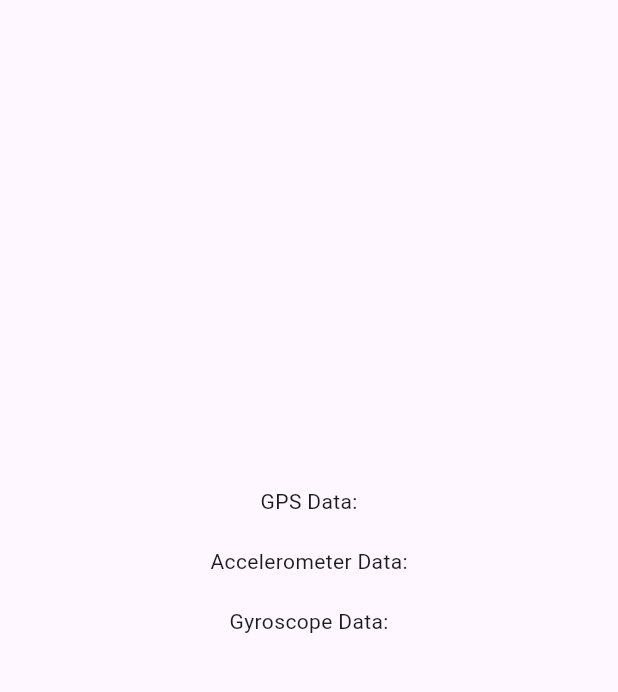
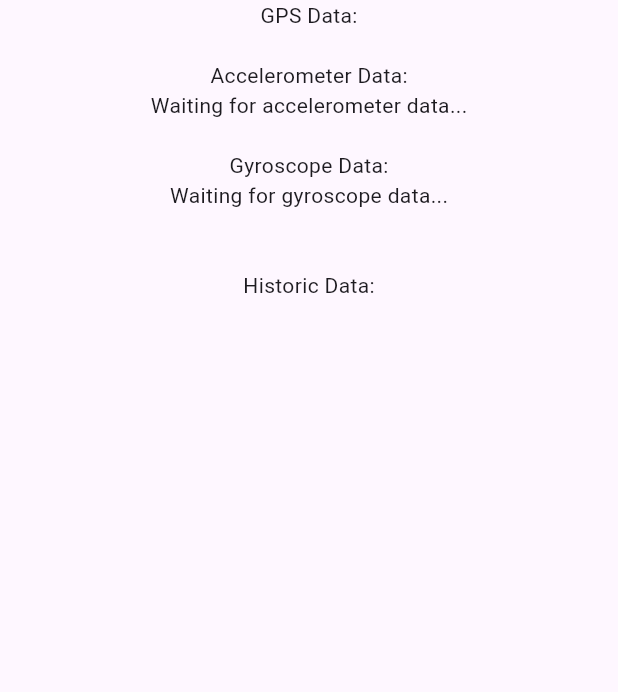
Before and after one commit to lyngdorf/P5, a Flutter app: the screen it shows after launch, on a phone screen of 412 x 824 dp, the part 84-776 px from its top. Run offline on Flutter 3.47's test engine with Material 3 defaults, Android fonts, the phone set to English and light mode, and no system bars; our stand-ins replace flutter_map, geolocator, latlong2, permission_handler, sensors_plus.

Commit message:
Save data as new class HistoricData

```diff
--- a/flutter_app/lib/src/home_page.dart
+++ b/flutter_app/lib/src/home_page.dart
@@ -4,6 +4,7 @@ import 'package:sensors_plus/sensors_plus.dart';
 import 'package:permission_handler/permission_handler.dart';
 import 'package:flutter_map/flutter_map.dart';
 import 'package:latlong2/latlong.dart';
+import 'dart:async';
 
 class MyHomePage extends StatefulWidget {
   const MyHomePage({super.key, required this.title});
@@ -20,25 +21,46 @@ class _MyHomePageState extends State<MyHomePage> {
   GyroscopeEvent? _gyroscopeEvent;
   final MapController _mapController = MapController();
   double _currentZoom = 15.0;
+  late Future<void> _initialPositionFuture;
+
+  // List to store historic data
+  final List<HistoricData> _historicData = [];
+  Timer? _throttleTimer;
 
   @override
   void initState() {
     super.initState();
-    _requestPermissions();
+    _initialPositionFuture = _requestPermissionsAndGetInitialPosition();
   }
 
-  Future<void> _requestPermissions() async {
+  Future<void> _requestPermissionsAndGetInitialPosition() async {
     final status = await [
       Permission.locationWhenInUse,
       Permission.location
     ].request();
 
-    if (status[Permission.locationWhenInUse]!.isGranted && status[Permission.location]!.isGranted) {
+    if (status[Permission.locationWhenInUse]!.isGranted &&
+        status[Permission.location]!.isGranted) {
+      await _getInitialPosition();
       _listenToLocationChanges();
       _listenToSensors();
     } else {
       // Handle the case when the permission is not granted
       print('Location permission not granted');
+    }
+  }
+
+  Future<void> _getInitialPosition() async {
+    try {
+      final position = await Geolocator.getCurrentPosition(
+        desiredAccuracy: LocationAccuracy.high,
+      );
+      print('Initial position: ${position.latitude}, ${position.longitude}');
+      setState(() {
+        _currentPosition = position;
+      });
+    } catch (e) {
+      print('Error getting initial position: $e');
     }
   }
 
@@ -49,19 +71,14 @@ class _MyHomePageState extends State<MyHomePage> {
         distanceFilter: 10,
       ),
     ).listen((Position position) {
+      print('New position: ${position.latitude}, ${position.longitude}');
       setState(() {
         _currentPosition = position;
-        _mapController.move(LatLng(position.latitude, position.longitude), _currentZoom);
-      });
-    });
-
-    // Get the initial position
-    Geolocator.getCurrentPosition(
-      desiredAccuracy: LocationAccuracy.high,
-    ).then((Position position) {
-      setState(() {
-        _currentPosition = position;
-        _mapController.move(LatLng(position.latitude, position.longitude), _currentZoom);
+        if (_mapController.mapEventStream.isBroadcast) {
+          _mapController.move(
+              LatLng(position.latitude, position.longitude), _currentZoom);
+        }
+        _throttleSaveHistoricData();
       });
     });
   }
@@ -70,14 +87,36 @@ class _MyHomePageState extends State<MyHomePage> {
     accelerometerEvents.listen((AccelerometerEvent event) {
       setState(() {
         _accelerometerEvent = event;
+        _throttleSaveHistoricData();
       });
     });
 
     gyroscopeEvents.listen((GyroscopeEvent event) {
       setState(() {
         _gyroscopeEvent = event;
+        _throttleSaveHistoricData();
       });
     });
+  }
+
+  void _throttleSaveHistoricData() {
+    if (_throttleTimer?.isActive ?? false) return;
+
+    _throttleTimer = Timer(const Duration(seconds: 1), () {
+      _saveHistoricData();
+    });
+  }
+
+  void _saveHistoricData() {
+    if (_currentPosition != null && _accelerometerEvent != null && _gyroscopeEvent != null) {
+      final data = HistoricData(
+        timestamp: DateTime.now(),
+        position: _currentPosition!,
+        accelerometerEvent: _accelerometerEvent!,
+        gyroscopeEvent: _gyroscopeEvent!,
+      );
+      _historicData.add(data);
+    }
   }
 
   @override
@@ -88,20 +127,49 @@ class _MyHomePageState extends State<MyHomePage> {
         title: Text(widget.title),
       ),
       body: Center(
-        child: Column(
+        child: FutureBuilder<void>(
+          future: _initialPositionFuture,
+          builder: (context, snapshot) {
+            if (snapshot.connectionState == ConnectionState.waiting) {
+              return const CircularProgressIndicator();
+            } else if (snapshot.hasError) {
+              return Text('Error: ${snapshot.error}');
+            } else {
+              return Column(
                 mainAxisAlignment: MainAxisAlignment.center,
                 children: <Widget>[
-            Text('GPS Data:'),
+                  const Text('GPS Data:'),
                   if (_currentPosition != null)
-              Text('Lat: ${_currentPosition!.latitude}, Lon: ${_currentPosition!.longitude}'),
+                    Text(
+                        'Lat: ${_currentPosition!.latitude}, Lon: ${_currentPosition!.longitude}'),
                   const SizedBox(height: 20),
-            Text('Accelerometer Data:'),
-            if (_accelerometerEvent != null)
-              Text('X: ${_accelerometerEvent!.x}, Y: ${_accelerometerEvent!.y}, Z: ${_accelerometerEvent!.z}'),
+                  const Text('Accelerometer Data:'),
+                  StreamBuilder<AccelerometerEvent>(
+                    stream: accelerometerEvents,
+                    builder: (context, snapshot) {
+                      if (snapshot.hasData) {
+                        final event = snapshot.data!;
+                        return Text(
+                            'X: ${event.x}, Y: ${event.y}, Z: ${event.z}');
+                      } else {
+                        return const Text('Waiting for accelerometer data...');
+                      }
+                    },
+                  ),
                   const SizedBox(height: 20),
-            Text('Gyroscope Data:'),
-            if (_gyroscopeEvent != null)
-              Text('X: ${_gyroscopeEvent!.x}, Y: ${_gyroscopeEvent!.y}, Z: ${_gyroscopeEvent!.z}'),
+                  const Text('Gyroscope Data:'),
+                  StreamBuilder<GyroscopeEvent>(
+                    stream: gyroscopeEvents,
+                    builder: (context, snapshot) {
+                      if (snapshot.hasData) {
+                        final event = snapshot.data!;
+                        return Text(
+                            'X: ${event.x}, Y: ${event.y}, Z: ${event.z}');
+                      } else {
+                        return const Text('Waiting for gyroscope data...');
+                      }
+                    },
+                  ),
                   const SizedBox(height: 20),
                   if (_currentPosition != null)
                     SizedBox(
@@ -110,20 +178,22 @@ class _MyHomePageState extends State<MyHomePage> {
                       child: FlutterMap(
                         mapController: _mapController,
                         options: MapOptions(
-                    initialCenter: LatLng(_currentPosition?.latitude ?? 0.0, _currentPosition?.longitude ?? 0.0),
+                          initialCenter: LatLng(_currentPosition!.latitude,
+                              _currentPosition!.longitude),
                           initialZoom: _currentZoom,
                         ),
                         children: [
                           TileLayer(
-                      urlTemplate: 'https://{s}.tile.openstreetmap.org/{z}/{x}/{y}.png',
+                            urlTemplate:
+                                'https://{s}.tile.openstreetmap.org/{z}/{x}/{y}.png',
                             subdomains: ['a', 'b', 'c'],
                           ),
                           MarkerLayer(
                             markers: [
-                        if (_currentPosition != null)
                               Marker(
-                            point: LatLng(_currentPosition!.latitude, _currentPosition!.longitude),
-                            child: SizedBox(
+                                point: LatLng(_currentPosition!.latitude,
+                                    _currentPosition!.longitude),
+                                child: const SizedBox(
                                   width: 40.0,
                                   height: 40.0,
                                   child: Icon(
@@ -137,9 +207,43 @@ class _MyHomePageState extends State<MyHomePage> {
                         ],
                       ),
                     ),
+                  const SizedBox(height: 20),
+                  const Text('Historic Data:'),
+                  Expanded(
+                    child: ListView.builder(
+                      itemCount: _historicData.length,
+                      itemBuilder: (context, index) {
+                        final data = _historicData[index];
+                        return ListTile(
+                          title: Text(
+                              'Time: ${data.timestamp}, Lat: ${data.position.latitude}, Lon: ${data.position.longitude}'),
+                          subtitle: Text(
+                              'Acc: X=${data.accelerometerEvent.x}, Y=${data.accelerometerEvent.y}, Z=${data.accelerometerEvent.z}\n'
+                              'Gyro: X=${data.gyroscopeEvent.x}, Y=${data.gyroscopeEvent.y}, Z=${data.gyroscopeEvent.z}'),
+                        );
+                      },
+                    ),
+                  ),
                 ],
+              );
+            }
+          },
         ),
       ),
     );
   }
 }
+
+class HistoricData {
+  final DateTime timestamp;
+  final Position position;
+  final AccelerometerEvent accelerometerEvent;
+  final GyroscopeEvent gyroscopeEvent;
+
+  HistoricData({
+    required this.timestamp,
+    required this.position,
+    required this.accelerometerEvent,
+    required this.gyroscopeEvent,
+  });
+}
```
Lines whose indentation alone changed are shown as unchanged.
